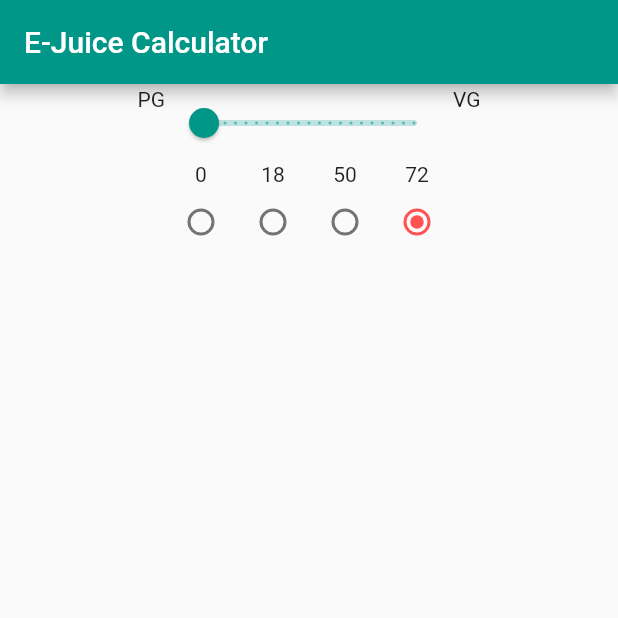
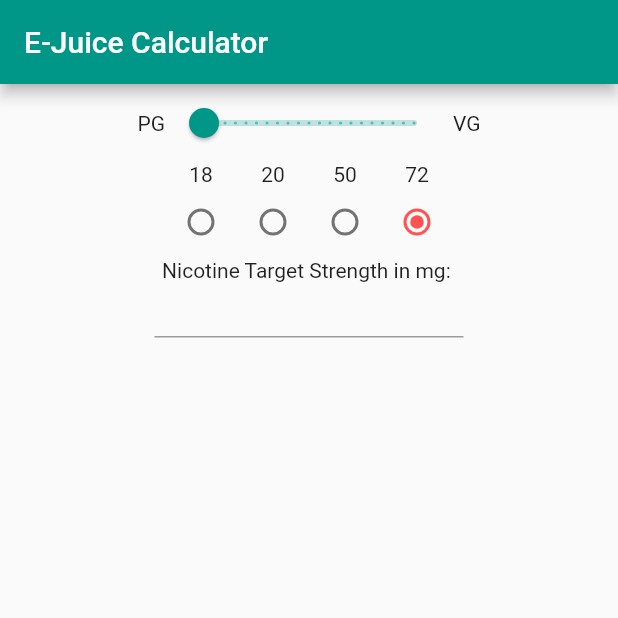
Before and after one commit to mswift42/fjc, a Flutter app: the screen it shows after launch, on a phone screen of 412 x 824 dp, the top half of it. Run offline on Flutter 3.47's test engine with Material 2 defaults, Android fonts, the phone set to English and light mode, and no system bars.

```diff
--- a/lib/CalculatorWidget.dart
+++ b/lib/CalculatorWidget.dart
@@ -52,7 +52,7 @@ class _PGVGSliderState extends State<PGVGSliderWidget> {
       ),
       child: new Row(
           mainAxisAlignment: MainAxisAlignment.center,
-          crossAxisAlignment: CrossAxisAlignment.start,
+          crossAxisAlignment: CrossAxisAlignment.center,
           children: <Widget>[
             new SliderLabel("PG"),
             new Slider(
@@ -90,48 +90,85 @@ class NicotineWidget extends StatelessWidget {
     return new Column(children: <Widget>[
       //;new NicotineBaseStrengthWidget(),
       new _NicotineBaseStrengthRadio(),
+      new NicotineTargetWidget(),
     ]);
   }
 }
 
-class NicotineBaseStrengthWidget extends StatelessWidget {
-  @override
-  Widget build(BuildContext context) {
-    // TODO: implement build
-    return new Container(
-      child: new _RadioListTileWidget(),
-    );
-  }
-}
-
-
 class _NicotineBaseStrengthRadio extends StatefulWidget {
-
   @override
   _NicotineBaseStrengthState createState() => new _NicotineBaseStrengthState();
 }
 
 class _NicotineBaseStrengthState extends State<_NicotineBaseStrengthRadio> {
- List<int> basestrengths = const [0, 18, 50, 72];
+  final List<int> basestrengths = const [18, 20, 50, 72];
   int radiovalue = 72;
 
   void handleRadioChange(int value) {
     setState(() => radiovalue = value);
   }
+
   @override
   Widget build(BuildContext context) {
     // TODO: implement build
     return new Wrap(
-      children: basestrengths.map((i) =>
-      new Column(
-        children: <Widget>[
-          new Text(i.toString()),
-          new Radio(value: i,
-          groupValue: radiovalue,
-          onChanged: handleRadioChange),
-        ]
-      )).toList()
-    );
+        children: basestrengths
+            .map((i) => new Column(children: <Widget>[
+                  new Text(i.toString()),
+                  new Radio(
+                      value: i,
+                      groupValue: radiovalue,
+                      onChanged: handleRadioChange),
+                ]))
+            .toList());
+  }
+}
+
+class NicotineTargetWidget extends StatefulWidget {
+  @override
+  NicotineTargetState createState() => new NicotineTargetState();
+}
+
+class NicotineTargetState extends State<NicotineTargetWidget> {
+  final TextEditingController niccon =
+      new TextEditingController();
+
+  @override
+  Widget build(BuildContext context) {
+    return new Column(children: <Widget>[
+      new Text("Nicotine Target Strength in mg: "),
+      new Padding(
+        padding: new EdgeInsets.symmetric(
+    horizontal: MediaQuery.of(context).size.width / 4,
+    vertical: 2.0,
+    ),
+          child:
+      new TextField(
+        decoration: new InputDecoration(
+          isDense: true,
+
+        ),
+        controller: niccon,
+        keyboardType: TextInputType.number,
+        onSubmitted: null,
+        onChanged: null,
+      ),
+      ),
+    ]);
+  }
+}
+
+class FlavourWidget extends StatefulWidget {
+
+  FlavourState createState() => new FlavourState();
+}
+
+
+class FlavourState extends State<FlavourWidget> {
+
+  @override
+  Widget build(BuildContext context) {
+    // TODO: implement build
   }
 }
 
```
